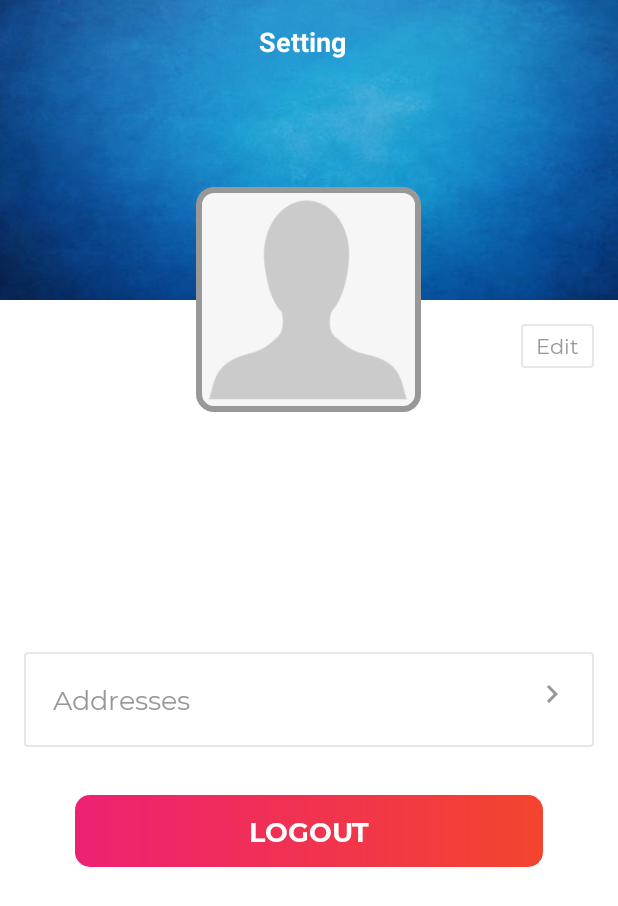
After one commit to ahsa91/SuperCleanerApp, an Android app: the SettingsActivity screen opened directly, with no data from a screen before it, on a phone screen of 412 x 824 dp. The commit adds this screen. Shown: the top 906 px of the screen. Run offline under Robolectric (Android 15) with nearby library versions, the phone set to English and light mode, and no system bars.

Commit message:
settings activity created layout

```diff
--- a/SuperCleanerApp-master/SuperCleaner/app/src/main/java/my/supercleanerapp/ui/activites/DashboardActivity.kt
+++ b/SuperCleanerApp-master/SuperCleaner/app/src/main/java/my/supercleanerapp/ui/activites/DashboardActivity.kt
@@ -1,6 +1,7 @@
 package my.supercleanerapp.ui.activites
 
 import android.os.Bundle
+import androidx.core.content.ContextCompat
 import com.google.android.material.bottomnavigation.BottomNavigationView
 import androidx.navigation.findNavController
 import androidx.navigation.ui.AppBarConfiguration
@@ -18,6 +19,12 @@
 
         binding = ActivityDashboardBinding.inflate(layoutInflater)
         setContentView(binding.root)
+        supportActionBar!!.setBackgroundDrawable(
+            ContextCompat.getDrawable(
+                this@DashboardActivity,
+                R.drawable.app_gradient_color_background
+            )
+        )
 
         val navView: BottomNavigationView = binding.navView
 
--- /dev/null
+++ b/SuperCleanerApp-master/SuperCleaner/app/src/main/java/my/supercleanerapp/ui/activites/SettingsActivity.kt
@@ -0,0 +1,12 @@
+package my.supercleanerapp.ui.activites
+
+import androidx.appcompat.app.AppCompatActivity
+import android.os.Bundle
+import my.supercleanerapp.R
+
+class SettingsActivity : AppCompatActivity() {
+    override fun onCreate(savedInstanceState: Bundle?) {
+        super.onCreate(savedInstanceState)
+        setContentView(R.layout.activity_settings)
+    }
+}
--- a/SuperCleanerApp-master/SuperCleaner/app/src/main/java/my/supercleanerapp/ui/fragments/DashboardFragment.kt
+++ b/SuperCleanerApp-master/SuperCleaner/app/src/main/java/my/supercleanerapp/ui/fragments/DashboardFragment.kt
@@ -1,17 +1,22 @@
 package my.supercleanerapp.ui.fragments
 
+import android.content.Intent
 import android.os.Bundle
-import android.view.LayoutInflater
-import android.view.View
-import android.view.ViewGroup
+import android.view.*
 import android.widget.TextView
 import androidx.fragment.app.Fragment
 import my.supercleanerapp.R
+import my.supercleanerapp.ui.activites.SettingsActivity
 
+@Suppress("DEPRECATION")
 class DashboardFragment : Fragment() {
 
+    override fun onCreate(savedInstanceState: Bundle?) {
+        super.onCreate(savedInstanceState)
+        // If we want to use the option menu in fragment we need to add it.
+        setHasOptionsMenu(true)
+    }
 
-    /*private lateinit var dashboardViewModel: DashboardViewModel*/
 
     override fun onCreateView(
         inflater: LayoutInflater,
@@ -19,17 +24,31 @@
         savedInstanceState: Bundle?
     ): View? {
 
-        /*dashboardViewModel =
-            ViewModelProviders.of(this).get(DashboardViewModel::class.java)*/
-
         val root = inflater.inflate(R.layout.fragment_dashboard, container, false)
         val textView: TextView = root.findViewById(R.id.text_dashboard)
         textView.text = "This is dashboard Fragment"
-
-        /*dashboardViewModel.text.observe(viewLifecycleOwner, Observer {
-            textView.text = it
-        })*/
         return root
     }
 
+
+    override fun onCreateOptionsMenu(menu: Menu, inflater: MenuInflater) {
+        inflater.inflate(R.menu.dashboard_menu, menu)
+        super.onCreateOptionsMenu(menu, inflater)
+    }
+
+    override fun onOptionsItemSelected(item: MenuItem): Boolean {
+        val id = item.itemId
+
+        when (id) {
+
+            R.id.action_settings -> {
+
+
+                startActivity(Intent(activity, SettingsActivity::class.java))
+                return true
+            }
+        }
+        return super.onOptionsItemSelected(item)
+    }
+
 }
--- /dev/null
+++ b/SuperCleanerApp-master/SuperCleaner/app/src/main/res/drawable-v24/ic_vector_chevron_right.xml
@@ -0,0 +1,11 @@
+
+<vector xmlns:android="http://schemas.android.com/apk/res/android"
+    android:width="24dp"
+    android:height="24dp"
+    android:tint="@color/colorSecondaryText"
+    android:viewportWidth="24"
+    android:viewportHeight="24">
+    <path
+        android:fillColor="@color/colorSecondaryText"
+        android:pathData="M10,6L8.59,7.41 13.17,12l-4.58,4.59L10,18l6,-6z" />
+</vector>
--- /dev/null
+++ b/SuperCleanerApp-master/SuperCleaner/app/src/main/res/drawable-v24/item_grey_border_background.xml
@@ -0,0 +1,15 @@
+<?xml version="1.0" encoding="utf-8"?>
+<!--TODO Step 5: Add the custom background for edit label text.-->
+<!--START-->
+<shape xmlns:android="http://schemas.android.com/apk/res/android"
+    android:shape="rectangle">
+
+    <solid android:color="@color/colorWhite" />
+
+    <stroke
+        android:width="@dimen/grey_border_stroke_size"
+        android:color="@color/colorBorder" />
+
+    <corners android:radius="@dimen/grey_border_radius" />
+</shape>
+    <!--END-->
--- /dev/null
+++ b/SuperCleanerApp-master/SuperCleaner/app/src/main/res/drawable/ic_vector_settings.xml
@@ -0,0 +1,5 @@
+<vector android:height="24dp" android:tint="#000000"
+    android:viewportHeight="24" android:viewportWidth="24"
+    android:width="24dp" xmlns:android="http://schemas.android.com/apk/res/android">
+    <path android:fillColor="@android:color/white" android:pathData="M19.14,12.94c0.04,-0.3 0.06,-0.61 0.06,-0.94c0,-0.32 -0.02,-0.64 -0.07,-0.94l2.03,-1.58c0.18,-0.14 0.23,-0.41 0.12,-0.61l-1.92,-3.32c-0.12,-0.22 -0.37,-0.29 -0.59,-0.22l-2.39,0.96c-0.5,-0.38 -1.03,-0.7 -1.62,-0.94L14.4,2.81c-0.04,-0.24 -0.24,-0.41 -0.48,-0.41h-3.84c-0.24,0 -0.43,0.17 -0.47,0.41L9.25,5.35C8.66,5.59 8.12,5.92 7.63,6.29L5.24,5.33c-0.22,-0.08 -0.47,0 -0.59,0.22L2.74,8.87C2.62,9.08 2.66,9.34 2.86,9.48l2.03,1.58C4.84,11.36 4.8,11.69 4.8,12s0.02,0.64 0.07,0.94l-2.03,1.58c-0.18,0.14 -0.23,0.41 -0.12,0.61l1.92,3.32c0.12,0.22 0.37,0.29 0.59,0.22l2.39,-0.96c0.5,0.38 1.03,0.7 1.62,0.94l0.36,2.54c0.05,0.24 0.24,0.41 0.48,0.41h3.84c0.24,0 0.44,-0.17 0.47,-0.41l0.36,-2.54c0.59,-0.24 1.13,-0.56 1.62,-0.94l2.39,0.96c0.22,0.08 0.47,0 0.59,-0.22l1.92,-3.32c0.12,-0.22 0.07,-0.47 -0.12,-0.61L19.14,12.94zM12,15.6c-1.98,0 -3.6,-1.62 -3.6,-3.6s1.62,-3.6 3.6,-3.6s3.6,1.62 3.6,3.6S13.98,15.6 12,15.6z"/>
+</vector>
--- /dev/null
+++ b/SuperCleanerApp-master/SuperCleaner/app/src/main/res/layout/activity_settings.xml
@@ -0,0 +1,182 @@
+<?xml version="1.0" encoding="utf-8"?>
+<ScrollView xmlns:android="http://schemas.android.com/apk/res/android"
+    xmlns:app="http://schemas.android.com/apk/res-auto"
+    xmlns:tools="http://schemas.android.com/tools"
+    android:layout_width="match_parent"
+    android:layout_height="match_parent"
+    android:fillViewport="true"
+    app:layout_constraintBottom_toBottomOf="parent"
+    app:layout_constraintEnd_toEndOf="parent"
+    app:layout_constraintStart_toStartOf="parent"
+    tools:context=".ui.activites.SettingsActivity">
+
+    <RelativeLayout
+        android:layout_width="match_parent"
+        android:layout_height="wrap_content">
+
+        <FrameLayout
+            android:id="@+id/fl_header_bg"
+            android:layout_width="match_parent"
+            android:layout_height="@dimen/header_image_height">
+
+            <ImageView
+                android:id="@+id/iv_header_bg"
+                android:layout_width="match_parent"
+                android:layout_height="match_parent"
+                android:contentDescription="@string/content_description"
+                android:scaleType="fitXY"
+                android:src="@drawable/auth_screens_background" />
+
+            <androidx.appcompat.widget.Toolbar
+                android:id="@+id/toolbar_settings_activity"
+                android:layout_width="match_parent"
+                android:layout_height="?attr/actionBarSize">
+
+                <TextView
+                    android:id="@+id/tv_title"
+                    android:layout_width="match_parent"
+                    android:layout_height="match_parent"
+                    android:gravity="center"
+                    android:paddingStart="@dimen/toolbar_title_paddingStart"
+                    android:paddingEnd="0dp"
+                    android:text="@string/title_settings"
+                    android:textColor="@color/colorWhite"
+                    android:textSize="@dimen/toolbar_title_text_size"
+                    android:textStyle="bold" />
+
+            </androidx.appcompat.widget.Toolbar>
+        </FrameLayout>
+
+        <FrameLayout
+            android:id="@+id/fl_user_image"
+            android:layout_width="@dimen/settings_user_image_size"
+            android:layout_height="@dimen/settings_user_image_size"
+            android:layout_below="@id/fl_header_bg"
+            android:layout_centerHorizontal="true"
+            android:layout_marginTop="@dimen/settings_user_image_marginTop">
+
+            <ImageView
+                android:id="@+id/iv_user_photo"
+                android:layout_width="match_parent"
+                android:layout_height="match_parent"
+                android:layout_margin="@dimen/settings_user_picture_margin"
+                android:contentDescription="@string/content_description"
+                android:scaleType="fitXY"
+                android:src="@drawable/ic_user_placeholder" />
+
+            <View
+                android:layout_width="match_parent"
+                android:layout_height="match_parent"
+                android:background="@drawable/user_image_background" />
+        </FrameLayout>
+
+        <my.supercleanerapp.utils.SCATextView
+            android:id="@+id/tv_edit"
+            android:layout_width="wrap_content"
+            android:layout_height="wrap_content"
+            android:layout_below="@id/fl_header_bg"
+            android:layout_alignParentEnd="true"
+            android:layout_margin="16dp"
+            android:background="@drawable/item_grey_border_background"
+            android:foreground="?attr/selectableItemBackgroundBorderless"
+            android:paddingStart="@dimen/settings_edit_label_marginStartEnd"
+            android:paddingTop="@dimen/settings_edit_label_marginTopBottom"
+            android:paddingEnd="@dimen/settings_edit_label_marginStartEnd"
+            android:paddingBottom="@dimen/settings_edit_label_marginTopBottom"
+            android:text="@string/lbl_edit"
+            android:textColor="@color/colorSecondaryText"
+            android:textSize="@dimen/settings_edit_label_textSize" />
+
+        <my.supercleanerapp.utils.SCATextViewBold
+            android:id="@+id/tv_name"
+            android:layout_width="wrap_content"
+            android:layout_height="wrap_content"
+            android:layout_below="@id/fl_user_image"
+            android:layout_centerHorizontal="true"
+            android:layout_marginTop="@dimen/settings_name_marginTop"
+            android:textColor="@color/colorDarkGrey"
+            android:textSize="@dimen/settings_name_textSize"
+            tools:text="Ahmad Sa" />
+
+        <my.supercleanerapp.utils.SCATextView
+            android:id="@+id/tv_gender"
+            android:layout_width="wrap_content"
+            android:layout_height="wrap_content"
+            android:layout_below="@id/tv_name"
+            android:layout_centerHorizontal="true"
+            android:layout_marginTop="@dimen/settings_info_marginTop"
+            android:textColor="@color/colorSecondaryText"
+            android:textSize="@dimen/settings_info_textSize"
+            tools:text="Male" />
+
+        <my.supercleanerapp.utils.SCATextView
+            android:id="@+id/tv_email"
+            android:layout_width="wrap_content"
+            android:layout_height="wrap_content"
+            android:layout_below="@id/tv_gender"
+            android:layout_centerHorizontal="true"
+            android:layout_marginTop="@dimen/settings_info_marginTop"
+            android:textColor="@color/colorSecondaryText"
+            android:textSize="@dimen/settings_info_textSize"
+            tools:text="ahmad@gmail.com" />
+
+        <my.supercleanerapp.utils.SCATextView
+            android:id="@+id/tv_mobile_number"
+            android:layout_width="wrap_content"
+            android:layout_height="wrap_content"
+            android:layout_below="@id/tv_email"
+            android:layout_centerHorizontal="true"
+            android:layout_marginTop="@dimen/settings_info_marginTop"
+            android:textColor="@color/colorSecondaryText"
+            android:textSize="@dimen/settings_info_textSize"
+            tools:text="123456789" />
+
+        <LinearLayout
+            android:id="@+id/ll_address"
+            android:layout_width="match_parent"
+            android:layout_height="wrap_content"
+            android:layout_below="@id/tv_mobile_number"
+            android:layout_margin="@dimen/settings_address_margin"
+            android:background="@drawable/item_grey_border_background"
+            android:foreground="?attr/selectableItemBackground"
+            android:orientation="horizontal"
+            android:padding="@dimen/settings_address_padding">
+
+            <my.supercleanerapp.utils.SCATextView
+                android:layout_width="0dp"
+                android:layout_height="wrap_content"
+                android:layout_margin="@dimen/settings_lbl_addresses_margin"
+                android:layout_weight="1"
+                android:text="@string/lbl_addresses"
+                android:textColor="@color/colorSecondaryText"
+                android:textSize="@dimen/settings_lbl_addresses_textSize" />
+
+            <ImageView
+                android:layout_width="wrap_content"
+                android:layout_height="wrap_content"
+                android:contentDescription="@string/content_description"
+                android:src="@drawable/ic_vector_chevron_right" />
+
+        </LinearLayout>
+
+        <my.supercleanerapp.utils.SCAButton
+            android:id="@+id/btn_logout"
+            android:layout_width="match_parent"
+            android:layout_height="wrap_content"
+            android:layout_below="@id/ll_address"
+            android:layout_gravity="center"
+            android:layout_marginStart="@dimen/settings_button_marginStartEnd"
+            android:layout_marginTop="@dimen/settings_button_marginTopBottom"
+            android:layout_marginEnd="@dimen/settings_button_marginStartEnd"
+            android:layout_marginBottom="@dimen/settings_button_marginTopBottom"
+            android:background="@drawable/button_background"
+            android:foreground="?attr/selectableItemBackground"
+            android:gravity="center"
+            android:paddingTop="@dimen/btn_padding"
+            android:paddingBottom="@dimen/btn_padding"
+            android:text="@string/btn_lbl_logout"
+            android:textColor="@android:color/white"
+            android:textSize="@dimen/btn_textSize" />
+
+    </RelativeLayout>
+</ScrollView>
--- /dev/null
+++ b/SuperCleanerApp-master/SuperCleaner/app/src/main/res/menu/dashboard_menu.xml
@@ -0,0 +1,12 @@
+<?xml version="1.0" encoding="utf-8"?>
+
+<menu xmlns:android="http://schemas.android.com/apk/res/android"
+    xmlns:app="http://schemas.android.com/apk/res-auto">
+
+    <item
+        android:id="@+id/action_settings"
+        android:icon="@drawable/ic_vector_settings"
+        android:title="@string/action_settings"
+        app:showAsAction="always" />
+
+</menu>
--- a/SuperCleanerApp-master/SuperCleaner/app/src/main/res/values/colors.xml
+++ b/SuperCleanerApp-master/SuperCleaner/app/src/main/res/values/colors.xml
@@ -20,5 +20,7 @@
     <color name="colorSnackBarSuccess">#8BC34A</color>
     <color name="colorSnackBarError">#F72400</color>
     <color name="colorLightGrey">#F1F1F1</color>
+    <color name="colorBorder">#E8E6E6</color>
+    <color name="colorDarkGrey">#878787</color>
 
 </resources>
--- a/SuperCleanerApp-master/SuperCleaner/app/src/main/res/values/dimens.xml
+++ b/SuperCleanerApp-master/SuperCleaner/app/src/main/res/values/dimens.xml
@@ -37,6 +37,25 @@
     <!-- Default screen margins, per the Android Design guidelines. -->
     <dimen name="activity_horizontal_margin">16dp</dimen>
     <dimen name="activity_vertical_margin">16dp</dimen>
+    <dimen name="header_image_height">200dp</dimen>
+    <dimen name="settings_user_image_size">150dp</dimen>
+    <dimen name="settings_user_image_marginTop">-75dp</dimen>
+    <dimen name="settings_user_picture_margin">3dp</dimen>
+    <dimen name="grey_border_stroke_size">1dp</dimen>
+    <dimen name="grey_border_radius">2dp</dimen>
+    <dimen name="settings_edit_label_marginStartEnd">10dp</dimen>
+    <dimen name="settings_edit_label_marginTopBottom">5dp</dimen>
+    <dimen name="settings_edit_label_textSize">14sp</dimen>
+    <dimen name="settings_name_marginTop">30dp</dimen>
+    <dimen name="settings_name_textSize">22sp</dimen>
+    <dimen name="settings_info_marginTop">3dp</dimen>
+    <dimen name="settings_info_textSize">18sp</dimen>
+    <dimen name="settings_address_margin">16dp</dimen>
+    <dimen name="settings_address_padding">16dp</dimen>
+    <dimen name="settings_lbl_addresses_margin">3dp</dimen>
+    <dimen name="settings_lbl_addresses_textSize">18sp</dimen>
+    <dimen name="settings_button_marginStartEnd">50dp</dimen>
+    <dimen name="settings_button_marginTopBottom">16dp</dimen>
 
 
 </resources>
--- a/SuperCleanerApp-master/SuperCleaner/app/src/main/res/values/strings.xml
+++ b/SuperCleanerApp-master/SuperCleaner/app/src/main/res/values/strings.xml
@@ -55,7 +55,10 @@
     <string name="action_settings">Settings</string>
     <string name="title_products">Products</string>
     <string name="title_orders">Orders</string>
-
+    <string name="title_settings">Setting</string>
+    <string name="lbl_edit">Edit</string>
+    <string name="lbl_addresses">Addresses</string>
+    <string name="btn_lbl_logout">Logout</string>
 
 
 </resources>
```
Also changed, not shown: SuperCleanerApp-master/SuperCleaner/app/src/main/AndroidManifest.xml (+10 -2 lines).
